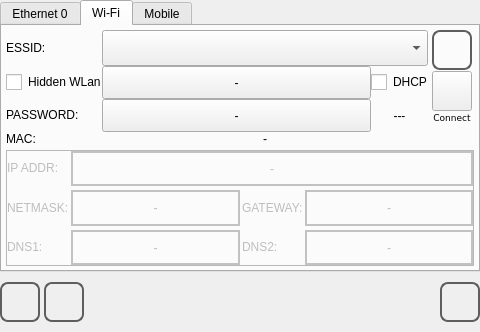
Above: qt_library/ATCMsystem/net_conf.ui from MECTsrl/mect_plugins before the change. Below: the same form after it.
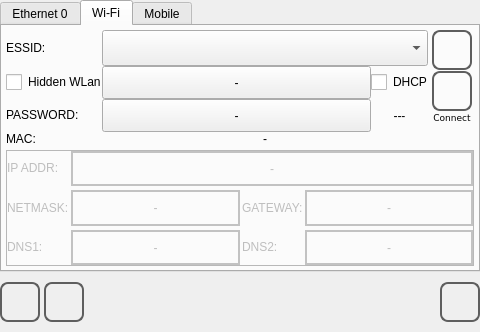
That is the form after the change. Icons and pictures are not drawn.

Commit message: Fix to 'Page access denied' message and Wifi-Mobile icons in net_conf page

Diff of the .ui file:
```diff
--- a/qt_library/ATCMsystem/net_conf.ui
+++ b/qt_library/ATCMsystem/net_conf.ui
@@ -28,7 +28,7 @@
 QPushButton#pushButtonBack, 
 QPushButton#pushButtonHome,
 QPushButton#pushButton_wlan0_scan,
-QPushButton#pushButton_wlan0_enable
+QPushButton#pushButton_wlan0_enable,
 QPushButton#pushButton_wan0_enable
 {
 	border-radius: 8px;
```
The commit also changes 1 other file.
